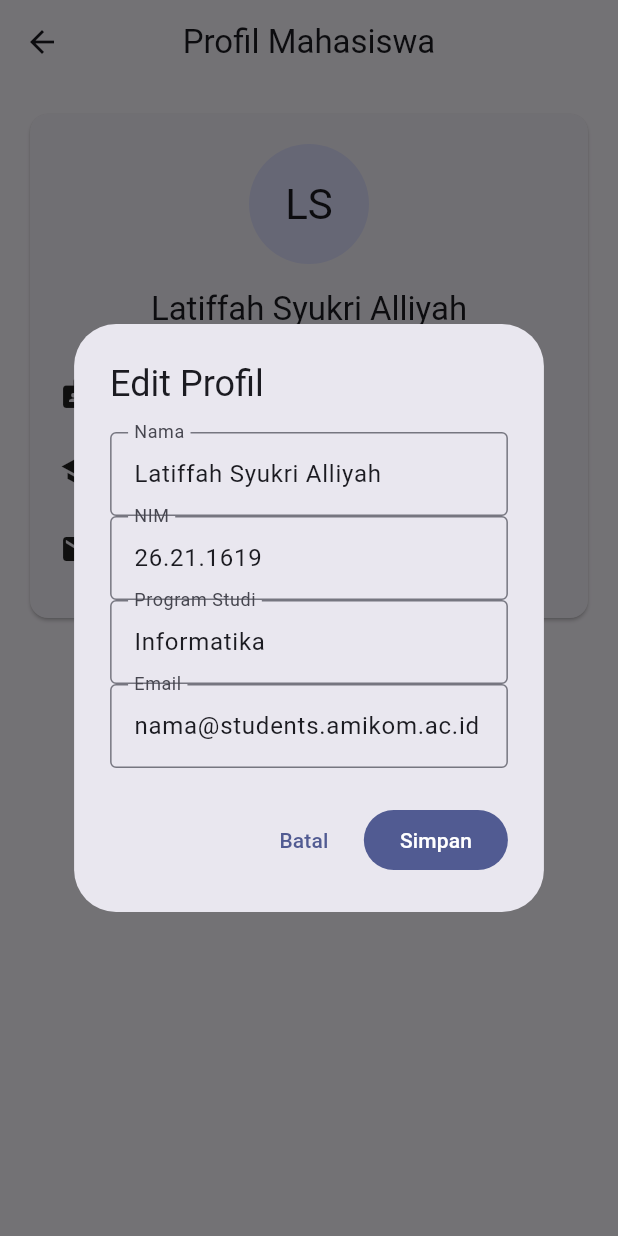
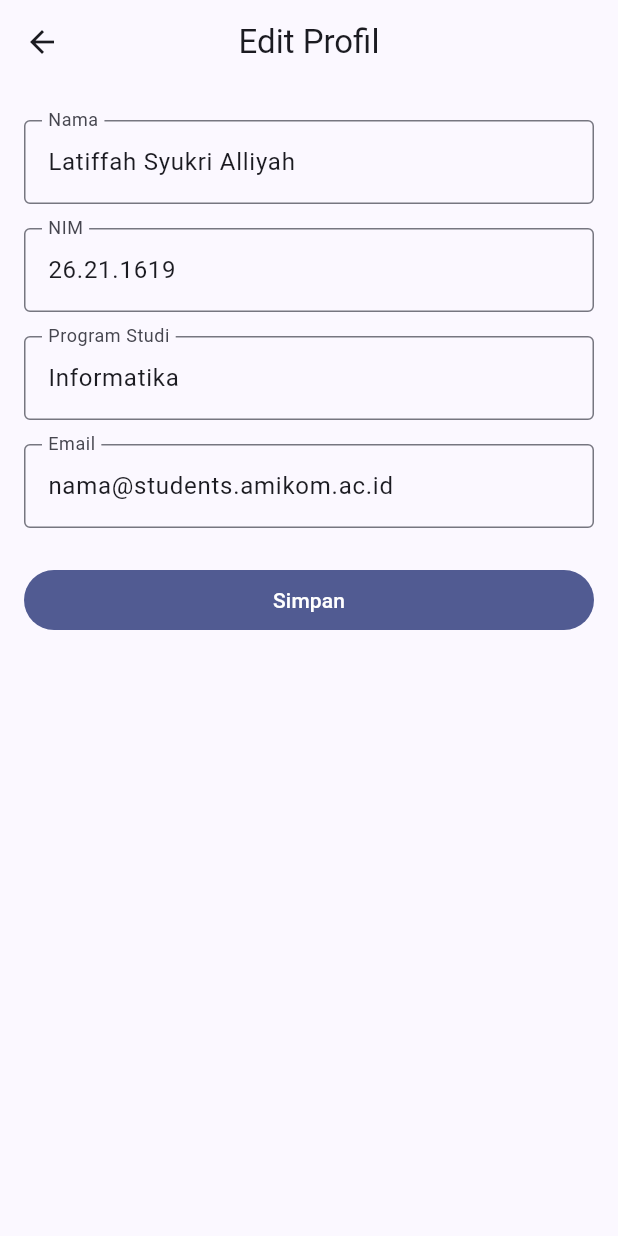
Before and after one commit to Latiffahsa/responsi-pemrograman-mobile-26.21.1619, a Flutter app: the ProfileScreen screen opened directly, after a tap on "Edit Profil", on a phone screen of 412 x 824 dp. Run offline on Flutter 3.47's test engine with Material 3 defaults, Android fonts, the phone set to English and light mode, and no system bars; our stand-ins replace flutter_dotenv, flutter_secure_storage, shared_preferences; accounts and stored records are empty.

Commit message:
edit profile screen

```diff
--- a/lib/screens/profile_screen.dart
+++ b/lib/screens/profile_screen.dart
@@ -5,14 +5,18 @@ import '../providers/app_provider.dart';
 import '../utils/validators.dart';
 import '../widgets/profile_card.dart';
 
+/// Layar profil mahasiswa beserta tombol edit.
 class ProfileScreen extends StatelessWidget {
   const ProfileScreen({super.key});
 
-  Future<void> _showEditDialog(BuildContext context) async {
+  // DIUBAH: sebelumnya _showEditDialog memakai showDialog.
+  Future<void> _openEditScreen(BuildContext context) async {
     final provider = AppProvider.of(context);
-    final updated = await showDialog<Student>(
-      context: context,
-      builder: (_) => _EditProfileDialog(student: provider.student),
+    final updated = await Navigator.push<Student>(
+      context,
+      MaterialPageRoute(
+        builder: (_) => _EditProfileScreen(student: provider.student),
+      ),
     );
     if (updated != null) {
       provider.updateStudent(updated);
@@ -36,7 +40,7 @@ class ProfileScreen extends StatelessWidget {
             ProfileCard(student: student),
             const SizedBox(height: 16),
             FilledButton.icon(
-              onPressed: () => _showEditDialog(context),
+              onPressed: () => _openEditScreen(context), // DIUBAH
               icon: const Icon(Icons.edit),
               label: const Text('Edit Profil'),
             ),
@@ -47,16 +51,17 @@ class ProfileScreen extends StatelessWidget {
   }
 }
 
-class _EditProfileDialog extends StatefulWidget {
-  const _EditProfileDialog({required this.student});
+// DIUBAH: sebelumnya _EditProfileDialog (AlertDialog), sekarang layar penuh.
+class _EditProfileScreen extends StatefulWidget {
+  const _EditProfileScreen({required this.student});
 
   final Student student;
 
   @override
-  State<_EditProfileDialog> createState() => _EditProfileDialogState();
+  State<_EditProfileScreen> createState() => _EditProfileScreenState();
 }
 
-class _EditProfileDialogState extends State<_EditProfileDialog> {
+class _EditProfileScreenState extends State<_EditProfileScreen> {
   final _formKey = GlobalKey<FormState>();
   late final TextEditingController _name;
   late final TextEditingController _nim;
@@ -94,49 +99,55 @@ class _EditProfileDialogState extends State<_EditProfileDialog> {
     );
   }
 
+  // DIUBAH: build ditulis ulang menjadi Scaffold layar penuh.
   @override
   Widget build(BuildContext context) {
-    return AlertDialog(
-      title: const Text('Edit Profil'),
-      content: Form(
-        key: _formKey,
-        child: SingleChildScrollView(
+    return Scaffold(
+      appBar: AppBar(title: const Text('Edit Profil')),
+      body: SingleChildScrollView(
+        padding: const EdgeInsets.all(16),
+        child: Form(
+          key: _formKey,
           child: Column(
-            mainAxisSize: MainAxisSize.min,
             children: [
+              const SizedBox(height: 8),
               TextFormField(
                 controller: _name,
                 decoration: const InputDecoration(labelText: 'Nama'),
                 validator: (v) => Validators.validateRequired(v, 'Nama'),
               ),
+              const SizedBox(height: 16),
               TextFormField(
                 controller: _nim,
                 decoration: const InputDecoration(labelText: 'NIM'),
                 validator: (v) => Validators.validateRequired(v, 'NIM'),
               ),
+              const SizedBox(height: 16),
               TextFormField(
                 controller: _prodi,
                 decoration: const InputDecoration(labelText: 'Program Studi'),
                 validator: (v) =>
                     Validators.validateRequired(v, 'Program studi'),
               ),
+              const SizedBox(height: 16),
               TextFormField(
                 controller: _email,
                 keyboardType: TextInputType.emailAddress,
                 decoration: const InputDecoration(labelText: 'Email'),
                 validator: Validators.validateEmail,
               ),
+              const SizedBox(height: 24),
+              SizedBox(
+                width: double.infinity,
+                child: FilledButton(
+                  onPressed: _save,
+                  child: const Text('Simpan'),
+                ),
+              ),
             ],
           ),
         ),
       ),
-      actions: [
-        TextButton(
-          onPressed: () => Navigator.pop(context),
-          child: const Text('Batal'),
-        ),
-        FilledButton(onPressed: _save, child: const Text('Simpan')),
-      ],
     );
   }
 }
```
Also changed, not shown: 1 other file.
